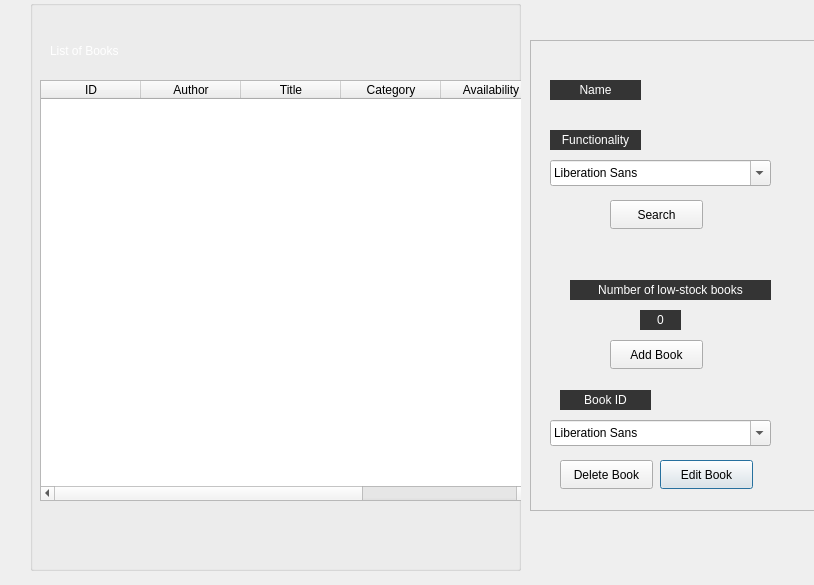
Before: the Qt Designer form book_records.ui in kareemelramly/Library-Management-System, drawn with Qt 5.
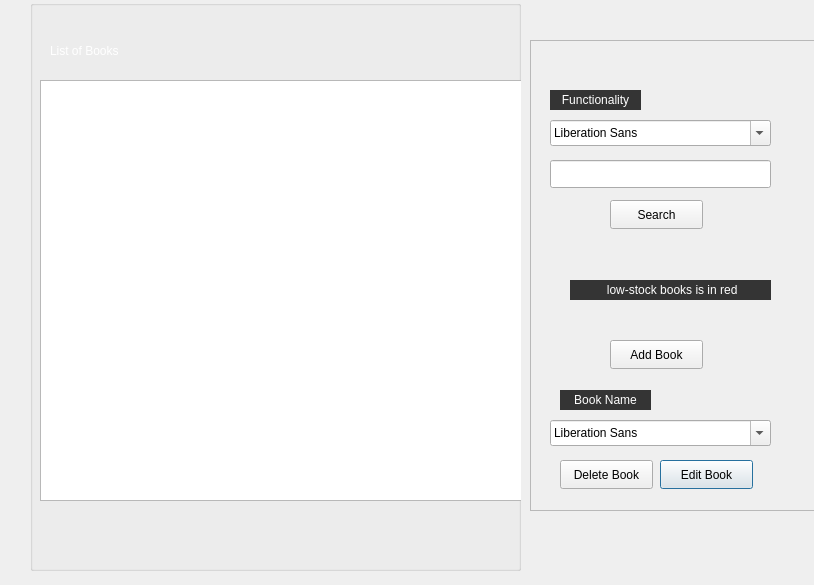
After: the same form once the commit is applied. Icons and pictures are not drawn.

Patch:
```diff
--- a/book_records.ui
+++ b/book_records.ui
@@ -68,36 +68,6 @@
       <pointsize>9</pointsize>
      </font>
     </property>
-    <column>
-     <property name="text">
-      <string>ID</string>
-     </property>
-    </column>
-    <column>
-     <property name="text">
-      <string>Author</string>
-     </property>
-    </column>
-    <column>
-     <property name="text">
-      <string>Title</string>
-     </property>
-    </column>
-    <column>
-     <property name="text">
-      <string>Category</string>
-     </property>
-    </column>
-    <column>
-     <property name="text">
-      <string>Availability</string>
-     </property>
-    </column>
-    <column>
-     <property name="text">
-      <string>Low-Stock</string>
-     </property>
-    </column>
    </widget>
   </widget>
   <widget class="QFrame" name="frame">
@@ -125,7 +95,7 @@
     <property name="geometry">
      <rect>
       <x>20</x>
-      <y>90</y>
+      <y>50</y>
       <width>91</width>
       <height>20</height>
      </rect>
@@ -160,7 +130,7 @@
      </rect>
     </property>
     <property name="text">
-     <string>Book ID</string>
+     <string>Book Name</string>
     </property>
     <property name="alignment">
      <set>Qt::AlignmentFlag::AlignCenter</set>
@@ -176,23 +146,7 @@
      </rect>
     </property>
     <property name="text">
-     <string>Number of low-stock books</string>
-    </property>
-    <property name="alignment">
-     <set>Qt::AlignmentFlag::AlignCenter</set>
-    </property>
-   </widget>
-   <widget class="QLabel" name="low_stock">
-    <property name="geometry">
-     <rect>
-      <x>110</x>
-      <y>270</y>
-      <width>41</width>
-      <height>20</height>
-     </rect>
-    </property>
-    <property name="text">
-     <string>0</string>
+     <string> low-stock books is in red</string>
     </property>
     <property name="alignment">
      <set>Qt::AlignmentFlag::AlignCenter</set>
@@ -251,28 +205,22 @@
     <property name="geometry">
      <rect>
       <x>20</x>
+      <y>80</y>
+      <width>221</width>
+      <height>26</height>
+     </rect>
+    </property>
+   </widget>
+   <widget class="QLineEdit" name="searchName">
+    <property name="geometry">
+     <rect>
+      <x>20</x>
       <y>120</y>
       <width>221</width>
-      <height>26</height>
+      <height>28</height>
      </rect>
     </property>
    </widget>
-   <widget class="QLabel" name="label_2">
-    <property name="geometry">
-     <rect>
-      <x>20</x>
-      <y>40</y>
-      <width>91</width>
-      <height>20</height>
-     </rect>
-    </property>
-    <property name="text">
-     <string>Name</string>
-    </property>
-    <property name="alignment">
-     <set>Qt::AlignmentFlag::AlignCenter</set>
-    </property>
-   </widget>
   </widget>
  </widget>
  <resources/>
```
Left out of the diff: 2 changed lines with no effect on the pictures.
